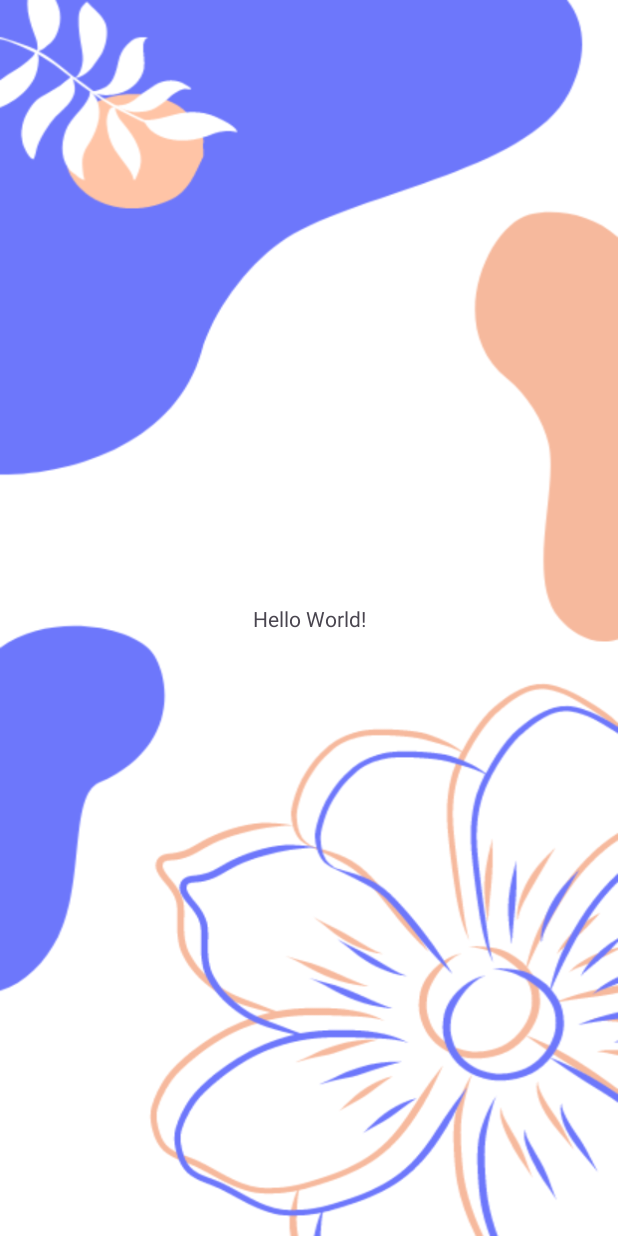
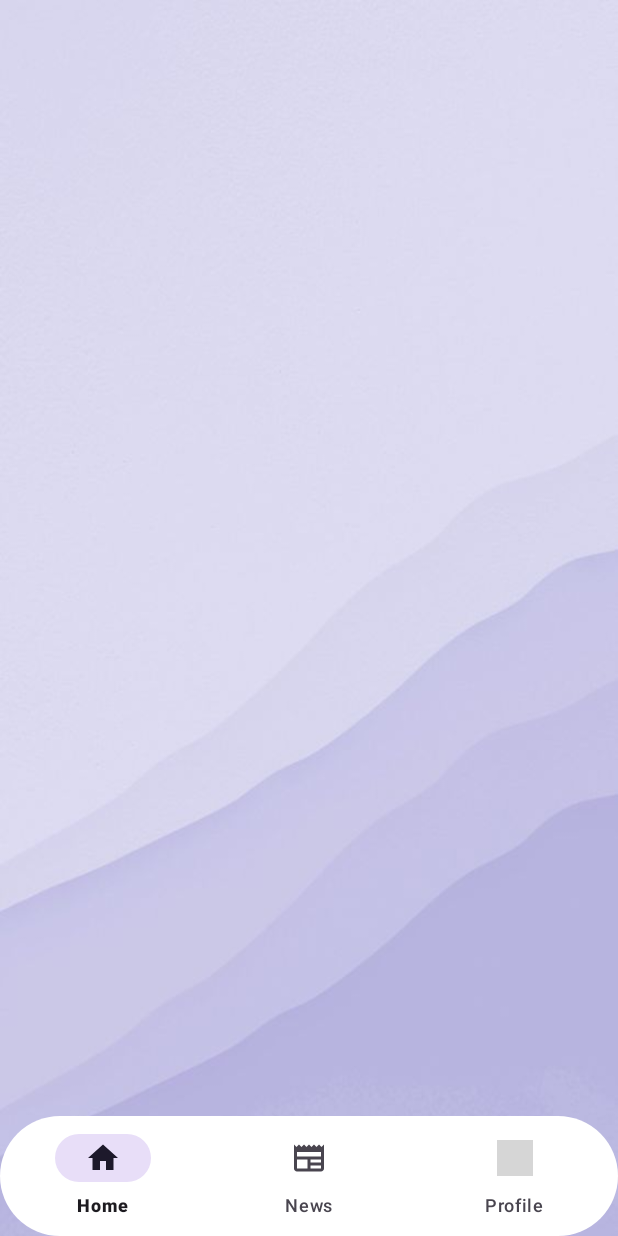
Before and after one commit to NhomNhem/test_log, an Android app: the screen it shows after launch once a user with an empty profile is signed in (MainActivity), on a phone screen of 412 x 824 dp. Run offline under Robolectric (Android 15) with nearby library versions, the phone set to English and light mode, and no system bars; our stand-ins replace Firebase (no records; nobody signed in at launch, a user with empty details on screens opened directly), navigation-ui; 1 statement that could not run was skipped; grey boxes are pictures that could not be loaded.

Commit message:
navigation bottom

```diff
--- a/app/src/main/java/com/example/test_log/MainActivity.java
+++ b/app/src/main/java/com/example/test_log/MainActivity.java
@@ -1,14 +1,48 @@
 package com.example.test_log;
 
+import androidx.annotation.NonNull;
 import androidx.appcompat.app.AppCompatActivity;
+import androidx.fragment.app.FragmentStatePagerAdapter;
+import androidx.navigation.NavController;
+import androidx.navigation.fragment.NavHostFragment;
+import androidx.navigation.ui.NavigationUI;
+import androidx.viewpager.widget.ViewPager;
 
+import android.annotation.SuppressLint;
 import android.os.Bundle;
+import android.view.MenuItem;
+
+import com.google.android.material.bottomnavigation.BottomNavigationView;
+import com.google.android.material.navigation.NavigationBarView;
 
 public class MainActivity extends AppCompatActivity {
 
+
+    private BottomNavigationView bottomNavigationView;
+
+
+    private NavController navController;
+
+    @SuppressLint("MissingInflatedId")
     @Override
     protected void onCreate(Bundle savedInstanceState) {
         super.onCreate(savedInstanceState);
         setContentView(R.layout.activity_main);
+
+        //callnavigation
+        setUpNavController();
+        setUpBottomNavigationView();
+
+    }
+
+    private void setUpBottomNavigationView(){
+        bottomNavigationView = findViewById(R.id.menu_bottom_nav);
+        NavigationUI.setupWithNavController(bottomNavigationView, navController);
+    }
+
+    private void setUpNavController(){
+        NavHostFragment navHostFragment = (NavHostFragment) getSupportFragmentManager().findFragmentById(R.id.frag_container);
+        if(navHostFragment !=null)
+            navController = navHostFragment.getNavController();
     }
 }
--- /dev/null
+++ b/app/src/main/res/drawable/background_bottom_navigation.xml
@@ -0,0 +1,16 @@
+<?xml version="1.0" encoding="utf-8"?>
+<shape
+    android:shape="rectangle"
+    xmlns:android="http://schemas.android.com/apk/res/android">
+
+    <solid
+        android:color="@color/white"
+
+        />
+    <corners
+        android:radius="40dp"
+
+        />
+
+
+</shape>
--- a/app/src/main/res/drawable/baseline_person_24.xml
+++ b/app/src/main/res/drawable/baseline_home_24.xml
@@ -1,5 +1,5 @@
-<vector android:height="24dp" android:tint="#8692f7"
+<vector android:height="24dp" android:tint="#B7B4DC"
     android:viewportHeight="24" android:viewportWidth="24"
     android:width="24dp" xmlns:android="http://schemas.android.com/apk/res/android">
-    <path android:fillColor="@android:color/white" android:pathData="M12,12c2.21,0 4,-1.79 4,-4s-1.79,-4 -4,-4 -4,1.79 -4,4 1.79,4 4,4zM12,14c-2.67,0 -8,1.34 -8,4v2h16v-2c0,-2.66 -5.33,-4 -8,-4z"/>
+    <path android:fillColor="@android:color/white" android:pathData="M10,20v-6h4v6h5v-8h3L12,3 2,12h3v8z"/>
 </vector>
--- a/app/src/main/res/drawable/baseline_lock_24.xml
+++ b/app/src/main/res/drawable/baseline_lock_24.xml
@@ -1,4 +1,4 @@
-<vector android:height="24dp" android:tint="#8692f7"
+<vector android:height="24dp" android:tint="#B7B4DC"
     android:viewportHeight="24" android:viewportWidth="24"
     android:width="24dp" xmlns:android="http://schemas.android.com/apk/res/android">
     <path android:fillColor="@android:color/white" android:pathData="M18,8h-1L17,6c0,-2.76 -2.24,-5 -5,-5S7,3.24 7,6v2L6,8c-1.1,0 -2,0.9 -2,2v10c0,1.1 0.9,2 2,2h12c1.1,0 2,-0.9 2,-2L20,10c0,-1.1 -0.9,-2 -2,-2zM12,17c-1.1,0 -2,-0.9 -2,-2s0.9,-2 2,-2 2,0.9 2,2 -0.9,2 -2,2zM15.1,8L8.9,8L8.9,6c0,-1.71 1.39,-3.1 3.1,-3.1 1.71,0 3.1,1.39 3.1,3.1v2z"/>
--- /dev/null
+++ b/app/src/main/res/drawable/baseline_newspaper_24.xml
@@ -0,0 +1,5 @@
+<vector android:height="24dp" android:tint="#B7B4DC"
+    android:viewportHeight="24" android:viewportWidth="24"
+    android:width="24dp" xmlns:android="http://schemas.android.com/apk/res/android">
+    <path android:fillColor="@android:color/white" android:pathData="M22,3l-1.67,1.67L18.67,3L17,4.67L15.33,3l-1.66,1.67L12,3l-1.67,1.67L8.67,3L7,4.67L5.33,3L3.67,4.67L2,3v16c0,1.1 0.9,2 2,2l16,0c1.1,0 2,-0.9 2,-2V3zM11,19H4v-6h7V19zM20,19h-7v-2h7V19zM20,15h-7v-2h7V15zM20,11H4V8h16V11z"/>
+</vector>
--- /dev/null
+++ b/app/src/main/res/drawable/baseline_settings_suggest_24.xml
@@ -0,0 +1,5 @@
+<vector android:height="24dp" android:tint="#B7B4DC"
+    android:viewportHeight="24" android:viewportWidth="24"
+    android:width="24dp" xmlns:android="http://schemas.android.com/apk/res/android">
+    <path android:fillColor="@android:color/white" android:pathData="M17.41,6.59L15,5.5l2.41,-1.09L18.5,2l1.09,2.41L22,5.5l-2.41,1.09L18.5,9L17.41,6.59zM21.28,12.72L20.5,11l-0.78,1.72L18,13.5l1.72,0.78L20.5,16l0.78,-1.72L23,13.5L21.28,12.72zM16.24,14.37l1.94,1.47l-2.5,4.33l-2.24,-0.94c-0.2,0.13 -0.42,0.26 -0.64,0.37L12.5,22h-5l-0.3,-2.41c-0.22,-0.11 -0.43,-0.23 -0.64,-0.37l-2.24,0.94l-2.5,-4.33l1.94,-1.47C3.75,14.25 3.75,14.12 3.75,14s0,-0.25 0.01,-0.37l-1.94,-1.47l2.5,-4.33l2.24,0.94c0.2,-0.13 0.42,-0.26 0.64,-0.37L7.5,6h5l0.3,2.41c0.22,0.11 0.43,0.23 0.64,0.37l2.24,-0.94l2.5,4.33l-1.94,1.47c0.01,0.12 0.01,0.24 0.01,0.37S16.25,14.25 16.24,14.37zM13,14c0,-1.66 -1.34,-3 -3,-3s-3,1.34 -3,3s1.34,3 3,3S13,15.66 13,14z"/>
+</vector>
--- a/app/src/main/res/layout/activity_main.xml
+++ b/app/src/main/res/layout/activity_main.xml
@@ -1,20 +1,31 @@
 <?xml version="1.0" encoding="utf-8"?>
-<androidx.constraintlayout.widget.ConstraintLayout xmlns:android="http://schemas.android.com/apk/res/android"
+<RelativeLayout
+    xmlns:android="http://schemas.android.com/apk/res/android"
     xmlns:app="http://schemas.android.com/apk/res-auto"
     xmlns:tools="http://schemas.android.com/tools"
     android:layout_width="match_parent"
     android:layout_height="match_parent"
     tools:context=".MainActivity"
-    android:background="@drawable/pagebkg"
+    android:background="@drawable/pkg_background"
     >
 
-    <TextView
-        android:layout_width="wrap_content"
+    <androidx.fragment.app.FragmentContainerView
+        android:layout_width="match_parent"
+        android:layout_height="match_parent"
+        android:id="@+id/frag_container"
+        android:layout_above="@+id/menu_bottom_nav"/>
+
+    <com.google.android.material.bottomnavigation.BottomNavigationView
+        android:layout_width="match_parent"
         android:layout_height="wrap_content"
-        android:text="Hello World!"
-        app:layout_constraintBottom_toBottomOf="parent"
-        app:layout_constraintEnd_toEndOf="parent"
-        app:layout_constraintStart_toStartOf="parent"
-        app:layout_constraintTop_toTopOf="parent" />
+        android:layout_alignParentBottom="true"
+        app:menu="@menu/menu_bottom_navigation"
+        android:background="@drawable/background_bottom_navigation"
+        android:id="@+id/menu_bottom_nav"
+        />
 
-</androidx.constraintlayout.widget.ConstraintLayout>
+
+
+
+
+</RelativeLayout>
--- /dev/null
+++ b/app/src/main/res/menu/menu_bottom_navigation.xml
@@ -0,0 +1,18 @@
+<?xml version="1.0" encoding="utf-8"?>
+<menu xmlns:android="http://schemas.android.com/apk/res/android">
+    <item
+        android:id="@+id/item_nv_home"
+        android:title="@string/nav_bottom_home"
+        android:icon="@drawable/baseline_home_24"
+        />
+    <item
+        android:id="@+id/item_nv_news"
+        android:title="@string/nav_botoom_news"
+        android:icon="@drawable/baseline_newspaper_24"
+        />
+    <item
+        android:id="@+id/item_nv_profile"
+        android:title="@string/nav_bottom_profile"
+        android:icon="@drawable/baseline_person_24"
+        />
+</menu>
--- a/app/src/main/res/values/colors.xml
+++ b/app/src/main/res/values/colors.xml
@@ -3,4 +3,5 @@
     <color name="black">#FF000000</color>
     <color name="white">#FFFFFFFF</color>
     <color name="lavender">#8692f7</color>
+    <color name="purple88">#dcd6ec</color>
 </resources>
--- a/app/src/main/res/values/strings.xml
+++ b/app/src/main/res/values/strings.xml
@@ -1,3 +1,8 @@
 <resources>
     <string name="app_name">test_log</string>
+    <string name="nav_bottom_home">Home</string>
+    <string name="nav_botoom_news">News</string>
+    <string name="nav_bottom_profile">Profile</string>
+    <!-- TODO: Remove or change this placeholder text -->
+    <string name="hello_blank_fragment">Hello blank fragment</string>
 </resources>
--- a/app/src/main/res/values/themes.xml
+++ b/app/src/main/res/values/themes.xml
@@ -3,7 +3,7 @@
     <style name="Base.Theme.Test_log" parent="Theme.Material3.DayNight.NoActionBar">
         <!-- Customize your light theme here. -->
         <!-- <item name="colorPrimary">@color/my_light_primary</item> -->
-        <item name="colorPrimaryVariant">@color/lavender</item>
+
     </style>
 
     <style name="Theme.Test_log" parent="Base.Theme.Test_log" />
```
Also changed, not shown: app/build.gradle (+12 -0 lines), app/src/main/java/com/example/test_log/HomeFragment.java (added, +64 -0 lines), app/src/main/java/com/example/test_log/NewsFragment.java (added, +64 -0 lines), app/src/main/java/com/example/test_log/ProfileFragment.java (added, +64 -0 lines), app/src/main/res/layout/activity_splash.xml (+5 -9 lines), app/src/main/res/layout/fragment_home.xml (added, +14 -0 lines), app/src/main/res/layout/fragment_news.xml (added, +14 -0 lines), app/src/main/res/layout/fragment_profile.xml (added, +14 -0 lines).
